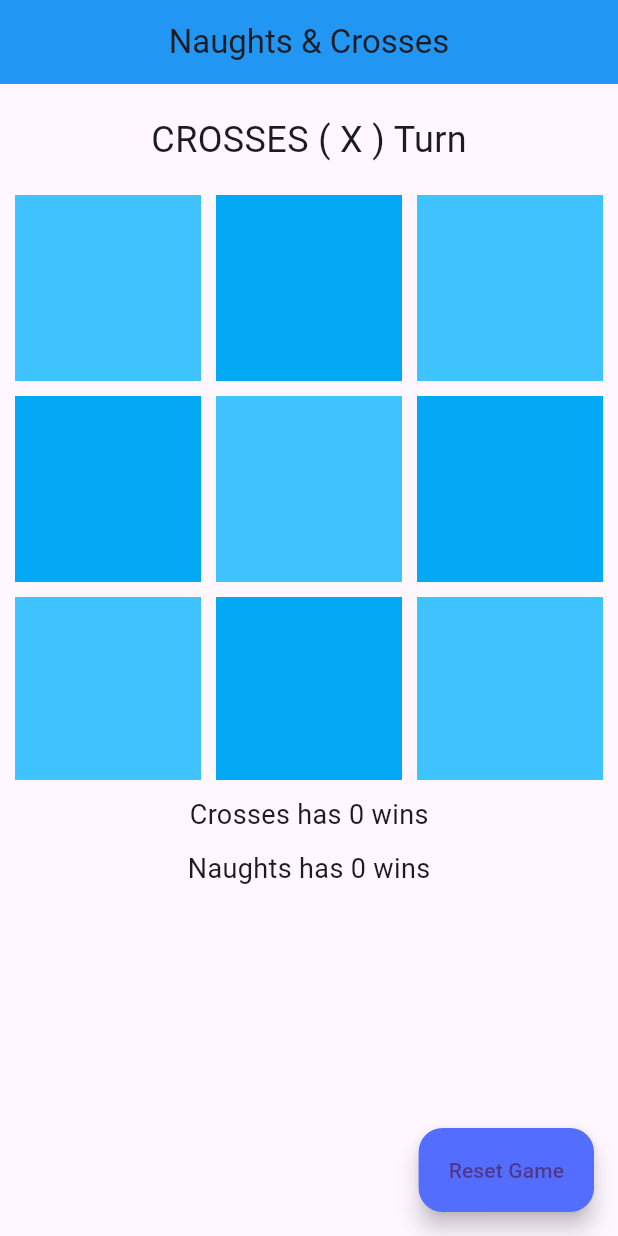
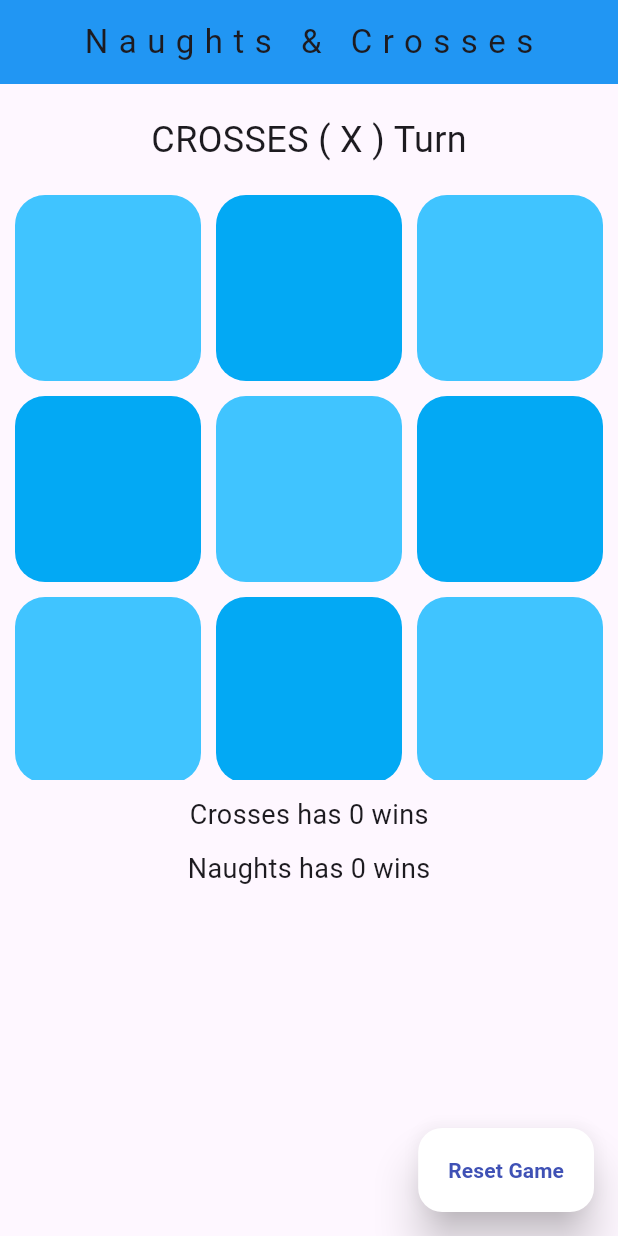
Before and after one commit to S9406133/naughts_crosses, a Flutter app: the screen it shows after launch, on a phone screen of 412 x 824 dp. Run offline on Flutter 3.47's test engine with Material 3 defaults, Android fonts, the phone set to English and light mode, and no system bars.

Commit message:
Re-styled elements, simplified code

```diff
--- a/lib/main.dart
+++ b/lib/main.dart
@@ -66,6 +66,7 @@ class _NaughtsCrossesState extends State<NaughtsCrosses> {
     for(int i=0; i<=6; i+=3){
       if ((tiles[i] == data) && (tiles[i+1] == data) && (tiles[i+2] == data)){
         won = true;
+        print(i);
         break;
       }
     }
@@ -76,6 +77,7 @@ class _NaughtsCrossesState extends State<NaughtsCrosses> {
         if ((tiles[i] == data) && (tiles[i + 3] == data) &&
             (tiles[i + 6] == data)) {
           won = true;
+          print(i);
           break;
         }
       }
@@ -126,11 +128,18 @@ class _NaughtsCrossesState extends State<NaughtsCrosses> {
     return heading;
   }
 
+  String getWinText(String letter){
+    int count = letter == 'Crosses' ? xCount : oCount;
+    String text = '$letter has $count win';
+    return count != 1 ? text += 's' : text;
+  }
+
   @override
   Widget build(BuildContext context) {
     return Scaffold(
       appBar: AppBar(
-        title: const Text('Naughts & Crosses'),
+        title: const Text('Naughts & Crosses',
+          style: TextStyle(letterSpacing: 7)),
         centerTitle: true,
         backgroundColor: Colors.blue,
       ),
@@ -271,13 +280,13 @@ class _NaughtsCrossesState extends State<NaughtsCrosses> {
             // Win count text
             Padding(
               padding: const EdgeInsets.fromLTRB(0, 10, 0, 0),
-              child: Text('Crosses has $xCount wins',
+              child: Text(getWinText('Crosses'),
                 style: const TextStyle(fontSize: 18),
               ),
             ),
             Padding(
               padding: const EdgeInsets.fromLTRB(0, 10, 0, 10),
-              child: Text('Naughts has $oCount wins',
+              child: Text(getWinText('Naughts'),
                 style: const TextStyle(fontSize: 18),
               ),
             ),
@@ -296,8 +305,14 @@ class _NaughtsCrossesState extends State<NaughtsCrosses> {
               )
           );
         },
-        label: const Text('Reset Game'),
-        backgroundColor: Colors.indigoAccent,
+        label: const Text('Reset Game',
+          style: TextStyle(
+            color: Colors.indigo,
+            fontWeight: FontWeight.bold,
+          ),
+        ),
+        backgroundColor: Colors.white,
+        elevation: 12,
       ),
     );
   }
@@ -312,10 +327,13 @@ class MyTile extends StatelessWidget {
   @override
   Widget build(BuildContext context) {
     return Container(
-      color: tileColor,
       alignment: Alignment.center,
+      decoration: BoxDecoration(
+        color: tileColor,
+        borderRadius: BorderRadius.circular(20),
+      ),
       child: Text(data,
-        style: const TextStyle(fontSize: 100),
+        style: const TextStyle(color: Colors.white ,fontSize: 100),
       ),
     );
   }
```
